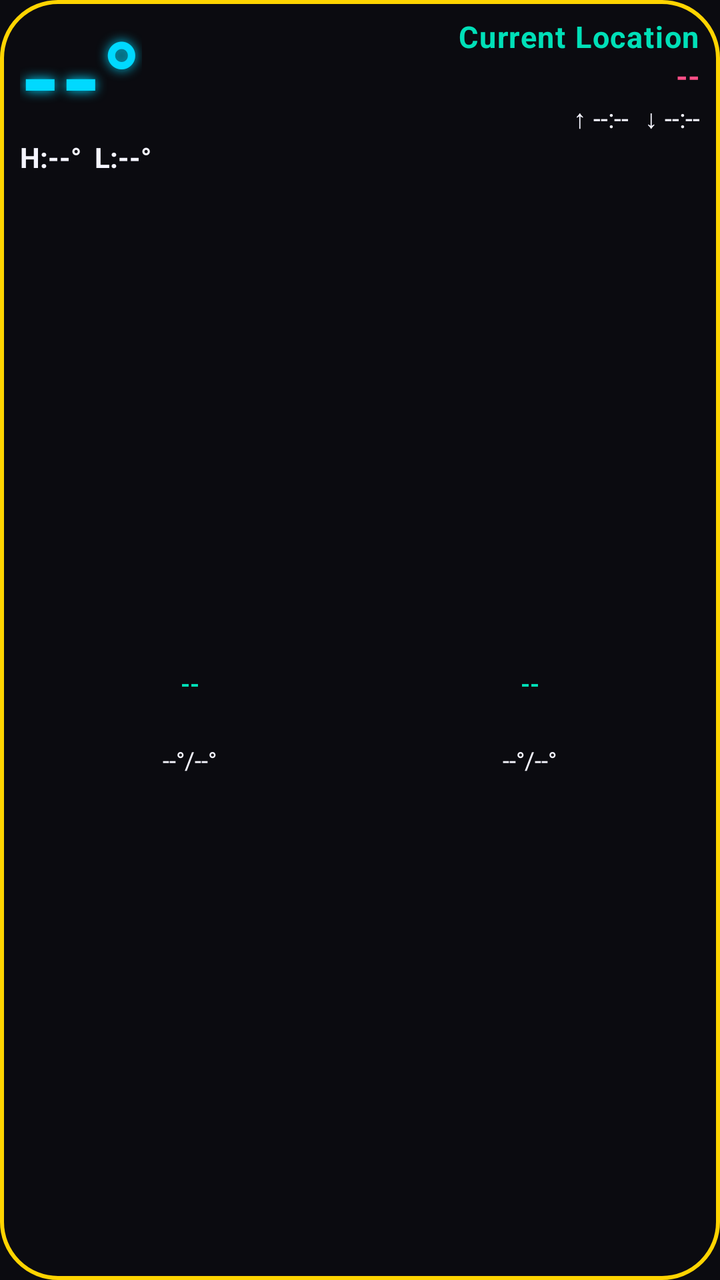
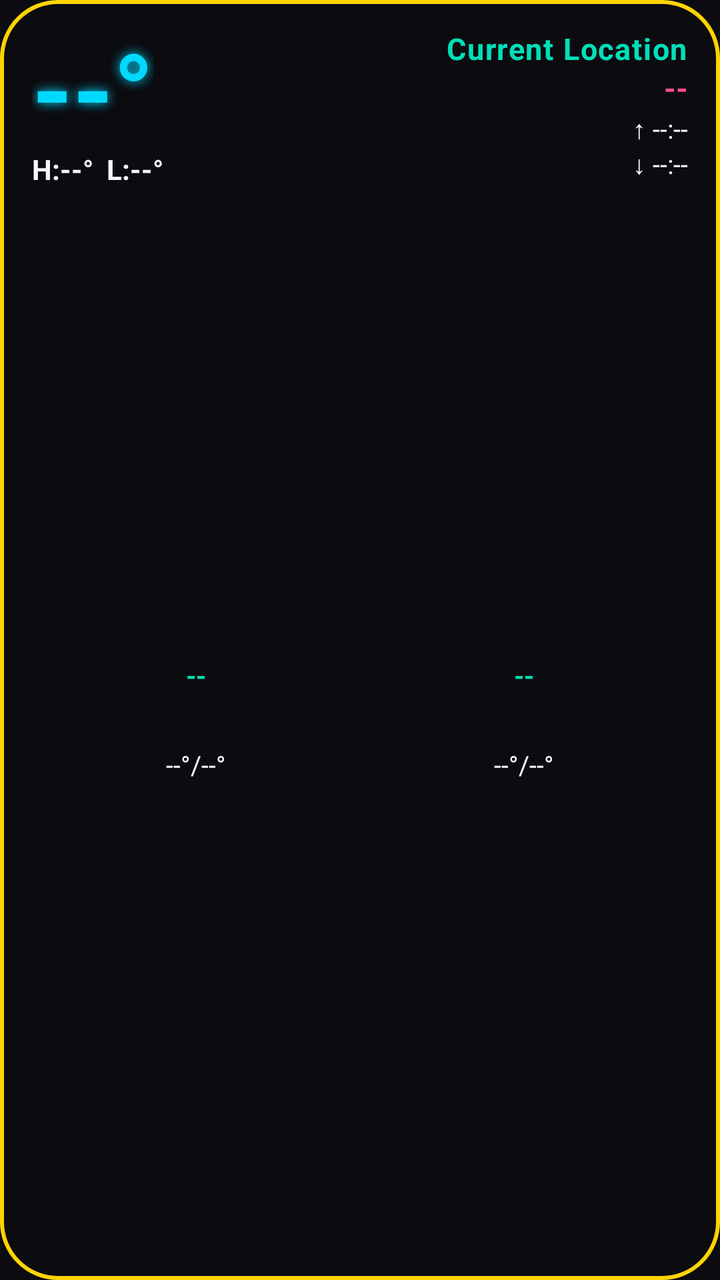

An Android layout rendered at two revisions. The XML below is the earlier revision; the diff shows what the commit changed to produce the second picture.
<!-- AndroidManifest.xml: application theme Theme.WeatherWidget -->
<!-- res/layout/widget_weather.xml -->
<?xml version="1.0" encoding="utf-8"?>
<LinearLayout xmlns:android="http://schemas.android.com/apk/res/android"
    android:id="@+id/weatherWidgetRoot"
    android:layout_width="match_parent"
    android:layout_height="match_parent"
    android:orientation="vertical"
    android:background="@drawable/widget_background"
    android:padding="10dp">

    <LinearLayout
        android:layout_width="match_parent"
        android:layout_height="wrap_content"
        android:orientation="horizontal">

        
        <LinearLayout
            android:layout_width="0dp"
            android:layout_weight="1"
            android:layout_height="wrap_content"
            android:orientation="vertical"
            android:gravity="start">

            <TextView
                android:id="@+id/tempText"
                android:layout_width="wrap_content"
                android:layout_height="wrap_content"
                android:includeFontPadding="false"
                android:textColor="@color/retro_cyan"
                android:textSize="52sp"
                android:textStyle="bold"
                android:shadowColor="@color/retro_cyan"
                android:shadowDx="0"
                android:shadowDy="0"
                android:shadowRadius="14"
                android:text="--°" />

            <TextView
                android:id="@+id/todayHighLowText"
                android:layout_width="wrap_content"
                android:layout_height="wrap_content"
                android:includeFontPadding="false"
                android:textColor="@color/retro_white"
                android:textSize="14sp"
                android:textStyle="bold"
                android:maxLines="1"
                android:ellipsize="end"
                android:text="H:--°  L:--°" />

        </LinearLayout>

        
        <LinearLayout
            android:layout_width="0dp"
            android:layout_weight="1"
            android:layout_height="wrap_content"
            android:orientation="vertical"
            android:gravity="end">

            <TextView
                android:id="@+id/locationText"
                android:layout_width="wrap_content"
                android:layout_height="wrap_content"
                android:includeFontPadding="false"
                android:textColor="@color/retro_teal"
                android:textSize="15sp"
                android:textStyle="bold"
                android:letterSpacing="0.04"
                android:maxLines="1"
                android:ellipsize="end"
                android:text="@string/current_location" />

            <LinearLayout
                android:id="@+id/conditionRow"
                android:layout_width="wrap_content"
                android:layout_height="wrap_content"
                android:orientation="horizontal"
                android:gravity="center_vertical">

                <TextView
                    android:id="@+id/conditionEmoji"
                    android:layout_width="wrap_content"
                    android:layout_height="wrap_content"
                    android:textSize="16sp"
                    android:layout_marginEnd="4dp"
                    android:text="" />

                <TextView
                    android:id="@+id/conditionText"
                    android:layout_width="wrap_content"
                    android:layout_height="wrap_content"
                    android:includeFontPadding="false"
                    android:textColor="@color/retro_pink"
                    android:textSize="15sp"
                    android:textStyle="bold"
                    android:maxLines="1"
                    android:ellipsize="end"
                    android:text="--" />

            </LinearLayout>

            <LinearLayout
                android:id="@+id/sunRow"
                android:layout_width="wrap_content"
                android:layout_height="wrap_content"
                android:orientation="horizontal"
                android:gravity="center_vertical">

                <TextView
                    android:id="@+id/sunriseText"
                    android:layout_width="wrap_content"
                    android:layout_height="wrap_content"
                    android:includeFontPadding="false"
                    android:textColor="@color/retro_white"
                    android:textSize="13sp"
                    android:maxLines="1"
                    android:ellipsize="end"
                    android:text="↑ --:--" />

                <TextView
                    android:layout_width="8dp"
                    android:layout_height="wrap_content"
                    android:text="" />

                <TextView
                    android:id="@+id/sunsetText"
                    android:layout_width="wrap_content"
                    android:layout_height="wrap_content"
                    android:includeFontPadding="false"
                    android:textColor="@color/retro_white"
                    android:textSize="13sp"
                    android:maxLines="1"
                    android:ellipsize="end"
                    android:text="↓ --:--" />

            </LinearLayout>

        </LinearLayout>

    </LinearLayout>

    
    <LinearLayout
        android:id="@+id/forecastRow"
        android:layout_width="match_parent"
        android:layout_height="0dp"
        android:layout_weight="1"
        android:orientation="horizontal"
        android:layout_marginTop="6dp">

        <LinearLayout
            android:layout_width="0dp"
            android:layout_weight="1"
            android:layout_height="match_parent"
            android:orientation="vertical"
            android:gravity="center">

            <TextView
                android:id="@+id/forecast1Day"
                android:layout_width="wrap_content"
                android:layout_height="wrap_content"
                android:includeFontPadding="false"
                android:textColor="@color/retro_teal"
                android:textStyle="bold"
                android:textSize="12sp"
                android:text="--" />

            <TextView
                android:id="@+id/forecast1Emoji"
                android:layout_width="wrap_content"
                android:layout_height="wrap_content"
                android:textSize="18sp"
                android:text="" />

            <TextView
                android:id="@+id/forecast1HighLow"
                android:layout_width="wrap_content"
                android:layout_height="wrap_content"
                android:includeFontPadding="false"
                android:textColor="@color/retro_white"
                android:textSize="12sp"
                android:text="--°/--°" />

        </LinearLayout>

        <LinearLayout
            android:layout_width="0dp"
            android:layout_weight="1"
            android:layout_height="match_parent"
            android:orientation="vertical"
            android:gravity="center">

            <TextView
                android:id="@+id/forecast2Day"
                android:layout_width="wrap_content"
                android:layout_height="wrap_content"
                android:includeFontPadding="false"
                android:textColor="@color/retro_teal"
                android:textStyle="bold"
                android:textSize="12sp"
                android:text="--" />

            <TextView
                android:id="@+id/forecast2Emoji"
                android:layout_width="wrap_content"
                android:layout_height="wrap_content"
                android:textSize="18sp"
                android:text="" />

            <TextView
                android:id="@+id/forecast2HighLow"
                android:layout_width="wrap_content"
                android:layout_height="wrap_content"
                android:includeFontPadding="false"
                android:textColor="@color/retro_white"
                android:textSize="12sp"
                android:text="--°/--°" />

        </LinearLayout>

    </LinearLayout>

    
    <TextView
        android:id="@+id/updatedText"
        android:layout_width="match_parent"
        android:layout_height="wrap_content"
        android:includeFontPadding="false"
        android:textColor="@color/retro_white_dim"
        android:textSize="10sp"
        android:maxLines="1"
        android:ellipsize="end"
        android:visibility="gone"
        android:text="" />

</LinearLayout>
<!-- resources referenced by this layout -->
<resources>
  <color name="retro_cyan">#00D9FF</color>
  <color name="retro_pink">#FF4F87</color>
  <color name="retro_teal">#00E0B8</color>
  <color name="retro_white">#F5F5FF</color>
  <color name="retro_white_dim">#8C8C99</color>
  <!-- drawable widget_background (drawable) -->
  <?xml version="1.0" encoding="utf-8"?>
  <layer-list xmlns:android="http://schemas.android.com/apk/res/android">
      <item>
          <shape android:shape="rectangle">
              <solid android:color="@color/widget_bg" />
              <corners android:radius="@dimen/widget_corner_radius" />
          </shape>
      </item>
      <item>
          <shape android:shape="rectangle">
              <stroke
                  android:width="2dp"
                  android:color="@color/retro_yellow" />
              <corners android:radius="@dimen/widget_corner_radius" />
          </shape>
      </item>
  </layer-list>
  <string name="current_location">Current Location</string>
  <style name="Theme.WeatherWidget" parent="Theme.MaterialComponents.NoActionBar">
          <item name="colorPrimary">@color/retro_teal</item>
          <item name="colorPrimaryDark">@color/black</item>
          <item name="colorAccent">@color/retro_cyan</item>
          <item name="android:windowBackground">@color/widget_bg</item>
          <item name="android:textColorPrimary">@color/retro_white</item>
          <item name="android:textColorSecondary">@color/retro_white</item>
      </style>
  <color name="widget_bg">#0B0B10</color>
  <dimen name="widget_corner_radius">20dp</dimen>
  <color name="retro_yellow">#FFD400</color>
  <color name="black">#000000</color>
</resources>

<!-- the commit's change to res/layout/widget_weather.xml (unified diff, before → after) -->
@@ -5,7 +5,7 @@
     android:layout_height="match_parent"
     android:orientation="vertical"
     android:background="@drawable/widget_background"
-    android:padding="10dp">
+    android:padding="16dp">
 
     <LinearLayout
         android:layout_width="match_parent"
@@ -98,12 +98,13 @@
 
             </LinearLayout>
 
+            
             <LinearLayout
                 android:id="@+id/sunRow"
                 android:layout_width="wrap_content"
                 android:layout_height="wrap_content"
-                android:orientation="horizontal"
-                android:gravity="center_vertical">
+                android:orientation="vertical"
+                android:gravity="end">
 
                 <TextView
                     android:id="@+id/sunriseText"
@@ -115,11 +116,6 @@
                     android:maxLines="1"
                     android:ellipsize="end"
                     android:text="↑ --:--" />
-
-                <TextView
-                    android:layout_width="8dp"
-                    android:layout_height="wrap_content"
-                    android:text="" />
 
                 <TextView
                     android:id="@+id/sunsetText"
@@ -145,7 +141,7 @@
         android:layout_height="0dp"
         android:layout_weight="1"
         android:orientation="horizontal"
-        android:layout_marginTop="6dp">
+        android:layout_marginTop="4dp">
 
         <LinearLayout
             android:layout_width="0dp"
@@ -161,14 +157,14 @@
                 android:includeFontPadding="false"
                 android:textColor="@color/retro_teal"
                 android:textStyle="bold"
-                android:textSize="12sp"
+                android:textSize="13sp"
                 android:text="--" />
 
             <TextView
                 android:id="@+id/forecast1Emoji"
                 android:layout_width="wrap_content"
                 android:layout_height="wrap_content"
-                android:textSize="18sp"
+                android:textSize="22sp"
                 android:text="" />
 
             <TextView
@@ -177,7 +173,7 @@
                 android:layout_height="wrap_content"
                 android:includeFontPadding="false"
                 android:textColor="@color/retro_white"
-                android:textSize="12sp"
+                android:textSize="13sp"
                 android:text="--°/--°" />
 
         </LinearLayout>
@@ -196,14 +192,14 @@
                 android:includeFontPadding="false"
                 android:textColor="@color/retro_teal"
                 android:textStyle="bold"
-                android:textSize="12sp"
+                android:textSize="13sp"
                 android:text="--" />
 
             <TextView
                 android:id="@+id/forecast2Emoji"
                 android:layout_width="wrap_content"
                 android:layout_height="wrap_content"
-                android:textSize="18sp"
+                android:textSize="22sp"
                 android:text="" />
 
             <TextView
@@ -212,7 +208,7 @@
                 android:layout_height="wrap_content"
                 android:includeFontPadding="false"
                 android:textColor="@color/retro_white"
-                android:textSize="12sp"
+                android:textSize="13sp"
                 android:text="--°/--°" />
 
         </LinearLayout>
